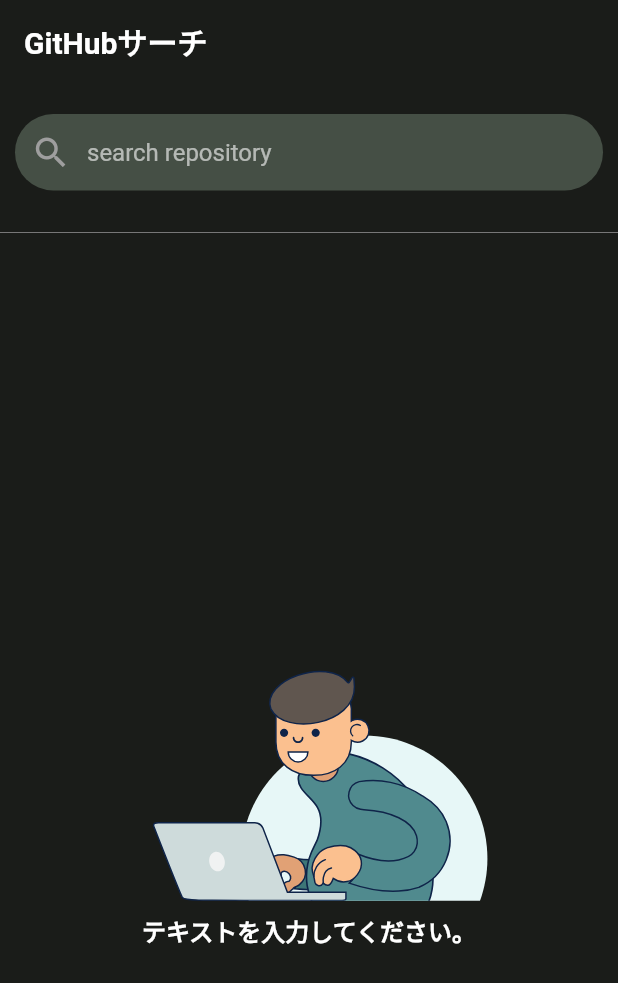
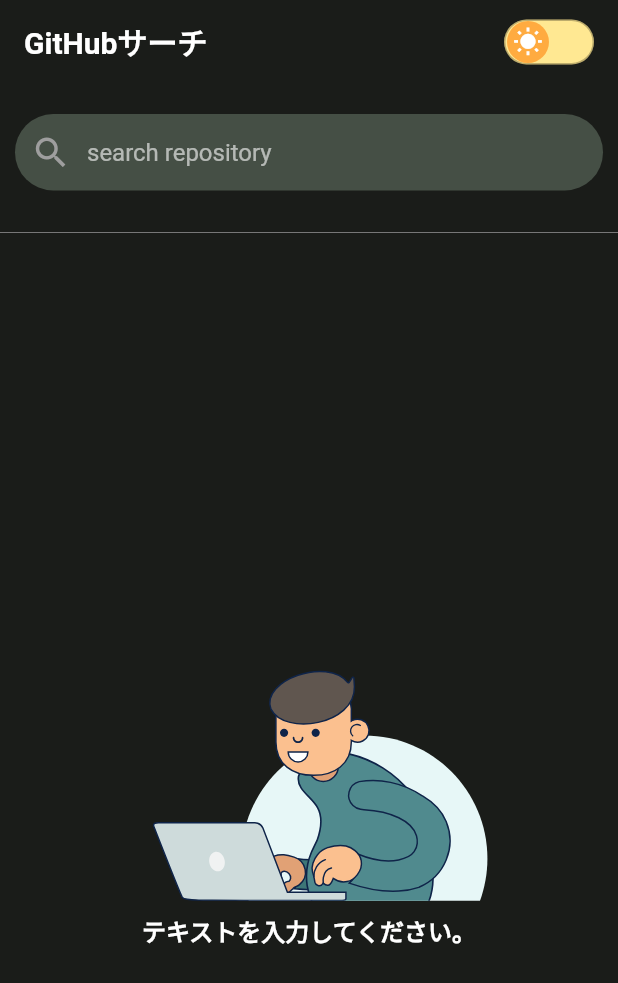
Before and after one commit to mqkotoo/yumemi_flutter_repo_search, a Flutter app: the screen it shows after launch, on a phone screen of 412 x 824 dp. Shown: the top 983 px of the screen. Run offline on Flutter 3.47's test engine with Material 2 defaults, Android fonts, the phone set to English and light mode, and no system bars; drawn by our look-alikes of flutter_switch; our stand-ins replace cached_network_image, flutter_riverpod, freezed_annotation, lottie, shimmer; generated files the repository leaves out were written again.

Commit message:
add toggle switch

```diff
--- a/lib/presentation/search/search_page.dart
+++ b/lib/presentation/search/search_page.dart
@@ -1,12 +1,14 @@
 import 'package:flutter/material.dart';
 
 import 'package:flutter_riverpod/flutter_riverpod.dart';
+import 'package:flutter_switch/flutter_switch.dart';
 
 import 'package:yumemi_flutter_repo_search/presentation/controller/controllers.dart';
 import 'package:yumemi_flutter_repo_search/presentation/search/widget/error/error_widget.dart';
 import 'package:yumemi_flutter_repo_search/presentation/search/widget/list_item.dart';
 import 'package:yumemi_flutter_repo_search/presentation/search/widget/list_item_shimmer.dart';
 import 'package:yumemi_flutter_repo_search/presentation/search/widget/result_count.dart';
+import 'package:yumemi_flutter_repo_search/presentation/search/widget/toggle_theme_switch.dart';
 
 class SearchPage extends ConsumerWidget {
   const SearchPage({Key? key}) : super(key: key);
@@ -25,7 +27,17 @@ class SearchPage extends ConsumerWidget {
       child: Scaffold(
         resizeToAvoidBottomInset: false,
         appBar: AppBar(
-          title: const Text('GitHubサーチ'),
+          title: Row(
+            mainAxisAlignment: MainAxisAlignment.spaceBetween,
+            children: [
+              const Text('GitHubサーチ'),
+              //actionsで実装すると、端っこすぎる
+              ToggleThemeSwitch(
+                value: false,
+                onToggle: (value) => print(value),
+              ),
+            ],
+          ),
           key: const Key('searchPageAppBar'),
         ),
         body: Column(
--- /dev/null
+++ b/lib/presentation/search/widget/toggle_theme_switch.dart
@@ -0,0 +1,43 @@
+import 'package:flutter/material.dart';
+import 'package:flutter_switch/flutter_switch.dart';
+
+class ToggleThemeSwitch extends StatelessWidget {
+  const ToggleThemeSwitch(
+      {required this.value, required this.onToggle, Key? key})
+      : super(key: key);
+
+  final bool value;
+  final void Function(bool) onToggle;
+
+  @override
+  Widget build(BuildContext context) {
+    return FlutterSwitch(
+      height: 30,
+      width: 60,
+      value: value,
+      onToggle: onToggle,
+      padding: 0,
+      toggleSize: 30,
+      activeToggleColor: const Color(0xFF0D3B74),
+      inactiveToggleColor: const Color(0xFFFFAB40),
+      activeSwitchBorder: Border.all(
+        color: const Color(0x42000000),
+        width: 1,
+      ),
+      inactiveSwitchBorder: Border.all(
+        color: const Color(0x42000000),
+        width: 1,
+      ),
+      activeColor: const Color(0xFF365377),
+      inactiveColor: const Color(0xFFFFE892),
+      activeIcon: const Icon(
+        Icons.nightlight_round,
+        color: Colors.orangeAccent,
+      ),
+      inactiveIcon: const Icon(
+        Icons.wb_sunny,
+        color: Colors.white,
+      ),
+    );
+  }
+}
--- a/pubspec.yaml
+++ b/pubspec.yaml
@@ -19,6 +19,7 @@ dependencies:
   cached_network_image: ^3.2.3
   shimmer: ^2.0.0
   lottie: ^2.3.1
+  flutter_switch: ^0.3.2
 
 dev_dependencies:
   flutter_test:
```
Also changed, not shown: pubspec.lock.
